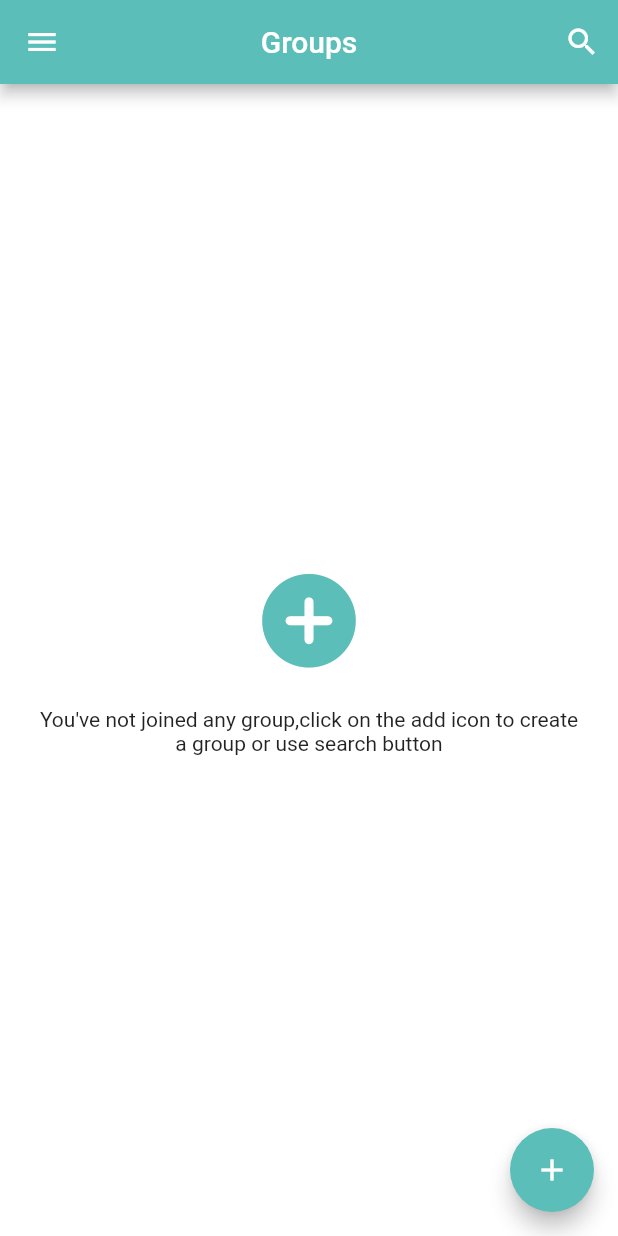
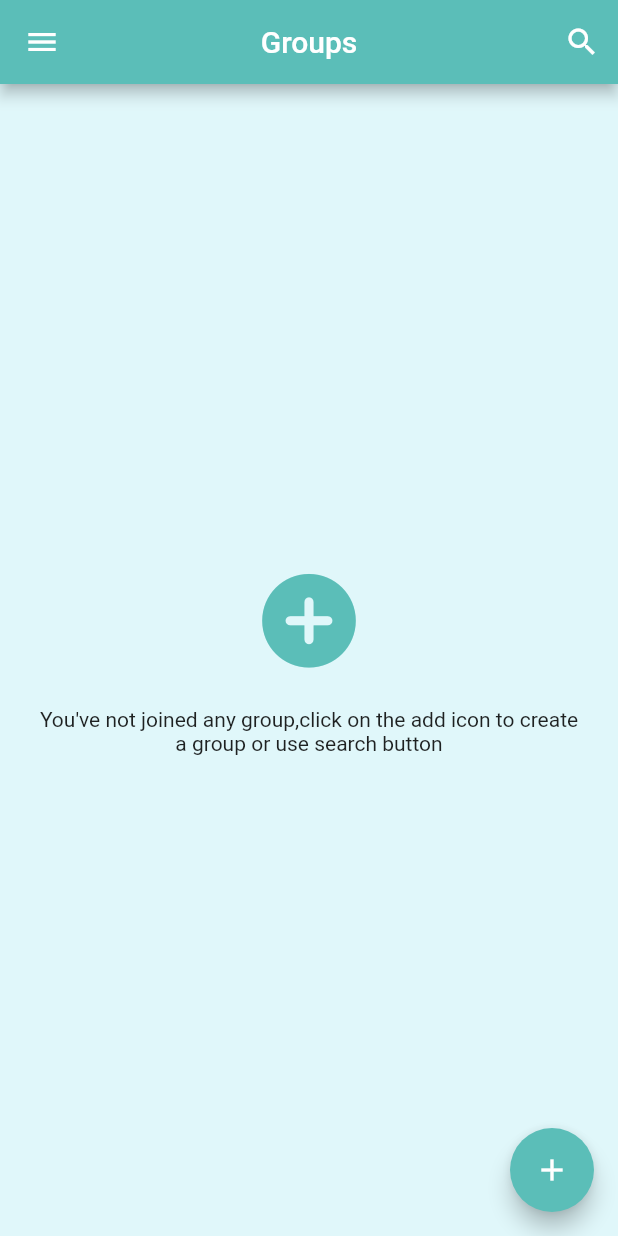
Before and after one commit to aakashshivgan/vchatFlutterApp, a Flutter app: the HomePage screen opened directly, on a phone screen of 412 x 824 dp. Run offline on Flutter 3.47's test engine with Material 2 defaults, Android fonts, the light colour scheme and no system bars; our stand-ins replace cloud_firestore, firebase_auth, firebase_core, shared_preferences; accounts and stored records are empty.

Commit message:
background color change

```diff
--- a/lib/pages/auth/login_page.dart
+++ b/lib/pages/auth/login_page.dart
@@ -29,6 +29,7 @@ class _LoginPageState extends State<LoginPage> {
   Widget build(BuildContext context) {
     return SafeArea(
       child: Scaffold(
+        backgroundColor: Colors.cyan[50],
         body: _isLoading
             ? Center(
                 child: CircularProgressIndicator(
--- a/lib/pages/auth/register_page.dart
+++ b/lib/pages/auth/register_page.dart
@@ -25,6 +25,7 @@ class _RegisterPageState extends State<RegisterPage> {
   Widget build(BuildContext context) {
     return SafeArea(
       child: Scaffold(
+        backgroundColor: Colors.cyan[50],
         body: _isLoading
             ? Center(
                 child: CircularProgressIndicator(
--- a/lib/pages/chat_page.dart
+++ b/lib/pages/chat_page.dart
@@ -47,6 +47,7 @@ class _ChatPageState extends State<ChatPage> {
   @override
   Widget build(BuildContext context) {
     return Scaffold(
+      backgroundColor: Colors.cyan[50],
       appBar: AppBar(
         backgroundColor: Theme.of(context).primaryColor,
         centerTitle: true,
--- a/lib/pages/group_info.dart
+++ b/lib/pages/group_info.dart
@@ -51,6 +51,7 @@ class _GroupInfoState extends State<GroupInfo> {
   @override
   Widget build(BuildContext context) {
     return Scaffold(
+      backgroundColor: Colors.cyan[50],
       appBar: AppBar(
         centerTitle: true,
         title: const Text("Group Info"),
--- a/lib/pages/home_page.dart
+++ b/lib/pages/home_page.dart
@@ -66,6 +66,7 @@ class _HomePageState extends State<HomePage> {
   @override
   Widget build(BuildContext context) {
     return Scaffold(
+      backgroundColor: Colors.cyan[50],
       appBar: AppBar(
         centerTitle: true,
         actions: [
--- a/lib/pages/profile_page.dart
+++ b/lib/pages/profile_page.dart
@@ -20,6 +20,7 @@ class _ProfilePageState extends State<ProfilePage> {
   @override
   Widget build(BuildContext context) {
     return Scaffold(
+        backgroundColor: Colors.cyan[50],
         appBar: AppBar(
           backgroundColor: Theme.of(context).primaryColor,
           title: const Text("Profile"),
--- a/lib/pages/search_page.dart
+++ b/lib/pages/search_page.dart
@@ -49,6 +49,7 @@ class _SearchPageState extends State<SearchPage> {
   @override
   Widget build(BuildContext context) {
     return Scaffold(
+      backgroundColor: Colors.cyan[50],
       appBar: AppBar(
         backgroundColor: Theme.of(context).primaryColor,
         centerTitle: true,
```
